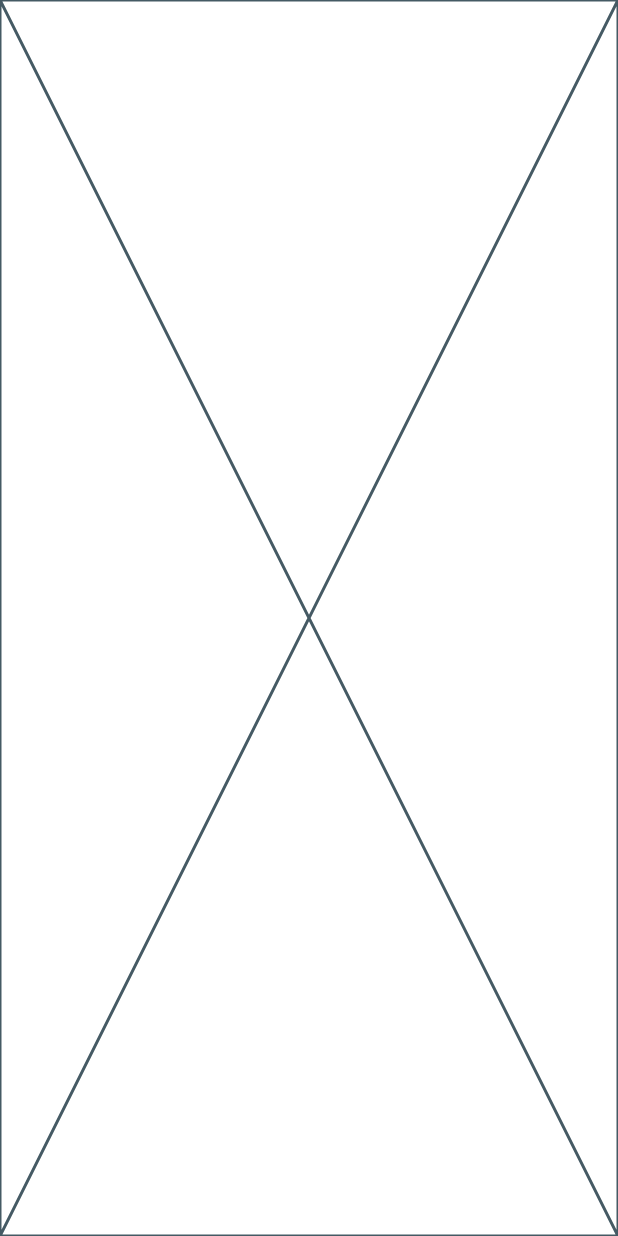
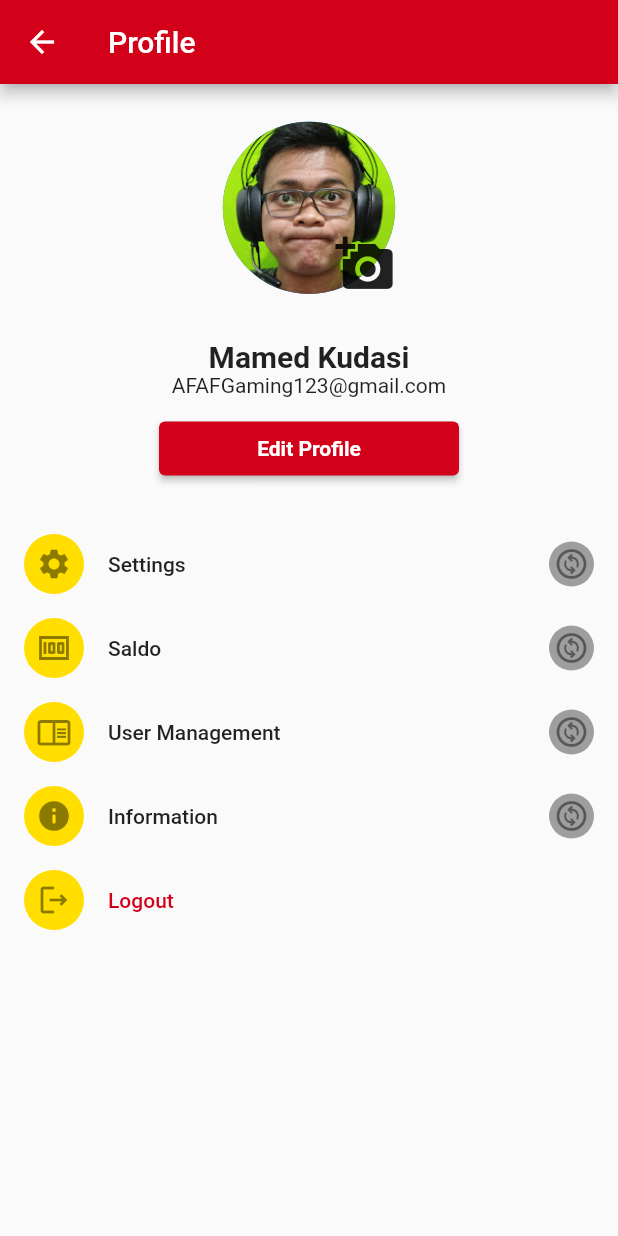
Before and after one commit to glenrioariesto/menu_master, a Flutter app: the Home screen opened by its route, in the side drawer, after a tap on "Profile", on a phone screen of 412 x 824 dp. Run offline on Flutter 3.47's test engine with Material 2 defaults, Android fonts, the phone set to English and light mode, and no system bars; our stand-ins replace firebase_auth, firebase_core; accounts and stored records are empty.

Commit message:
FE update profile
FE update 1.0

```diff
--- a/lib/main.dart
+++ b/lib/main.dart
@@ -1,7 +1,6 @@
 import 'package:firebase_core/firebase_core.dart';
-import 'package:menu_master/view/profile.dart';
+import 'package:menu_master/view/profile/profile.dart';
 import 'firebase_options.dart';
-
 import 'package:flutter/material.dart';
 import 'package:menu_master/view/home.dart';
 import 'package:menu_master/view/login.dart';
--- a/lib/shared/constants.dart
+++ b/lib/shared/constants.dart
@@ -4,6 +4,6 @@ class ColorPalette {
   static const primaryColor = Color.fromARGB(255, 210, 0, 25);
   static const secondaryColor = Color.fromARGB(255, 255, 222, 0);
   static const textColorMM = Color.fromARGB(255, 255, 250, 231);
-  // static const backgroundColor = Color.fromARGB(255, 239, 239, 239);
+  static const backgroundColor = Color.fromARGB(255, 239, 239, 239);
   static const otherColor = Color.fromARGB(255, 255, 30, 0);
 }
--- a/lib/view/profile.dart
+++ /dev/null
@@ -1,11 +0,0 @@
-import 'package:flutter/material.dart';
-
-class Profile extends StatelessWidget {
-  const Profile({super.key});
-  static const nameRoute = '/profile';
-
-  @override
-  Widget build(BuildContext context) {
-    return const Placeholder();
-  }
-}
--- /dev/null
+++ b/lib/view/profile/bodyprofile.dart
@@ -0,0 +1,17 @@
+import 'package:flutter/material.dart';
+import 'package:flutter/src/widgets/framework.dart';
+import 'package:flutter/src/widgets/placeholder.dart';
+import 'package:menu_master/shared/constants.dart';
+import 'package:menu_master/view/profile/displayprofile.dart';
+import 'package:menu_master/view/profile/picprofile.dart';
+import 'package:menu_master/view/profile/editprofile.dart';
+
+class body extends StatelessWidget {
+  const body({super.key});
+  @override
+  Widget build(BuildContext context) {
+    return Column(
+      children: [picprofile(), editprofile(), displayprofile()],
+    );
+  }
+}
--- /dev/null
+++ b/lib/view/profile/displayprofile.dart
@@ -0,0 +1,86 @@
+import 'package:flutter/material.dart';
+import 'package:flutter/src/widgets/framework.dart';
+import 'package:flutter/src/widgets/placeholder.dart';
+import 'package:menu_master/view/profile/picprofile.dart';
+import 'package:menu_master/view/profile/editprofile.dart';
+import 'package:menu_master/shared/constants.dart';
+
+class displayprofile extends StatelessWidget {
+  const displayprofile({super.key});
+  @override
+  Widget build(BuildContext context) {
+    return Column(children: [
+      //display
+      displayprof(
+        title: 'Settings',
+        icon: Icons.settings,
+        onPress: () {},
+      ),
+      displayprof(
+        title: 'Saldo',
+        icon: Icons.money,
+        onPress: () {},
+      ),
+      displayprof(
+        title: 'User Management',
+        icon: Icons.chrome_reader_mode_outlined,
+        onPress: () {},
+      ),
+      displayprof(
+        title: 'Information',
+        icon: Icons.info_rounded,
+        onPress: () {},
+      ),
+      displayprof(
+        title: 'Logout',
+        icon: Icons.logout_outlined,
+        textColor: ColorPalette.primaryColor,
+        onPress: () {},
+        endIcon: false,
+      )
+    ]);
+  }
+}
+
+class displayprof extends StatelessWidget {
+  const displayprof({
+    super.key,
+    required this.title,
+    required this.icon,
+    required this.onPress,
+    this.endIcon = true,
+    this.textColor,
+  });
+
+  final String title;
+  final IconData icon;
+  final VoidCallback onPress;
+  final bool endIcon;
+  final Color? textColor;
+
+  @override
+  Widget build(BuildContext context) {
+    return ListTile(
+      onTap: onPress,
+      leading: Container(
+        width: 40,
+        height: 40,
+        decoration: BoxDecoration(
+            borderRadius: BorderRadius.circular(100),
+            color: ColorPalette.secondaryColor),
+        child: Icon(icon),
+      ),
+      title: Text(title,
+          style:
+              Theme.of(context).textTheme.bodyText1?.apply(color: textColor)),
+      trailing: endIcon
+          ? Container(
+              width: 30,
+              height: 30,
+              decoration: BoxDecoration(
+                  borderRadius: BorderRadius.circular(100), color: Colors.grey),
+              child: const Icon(Icons.change_circle_outlined))
+          : null,
+    );
+  }
+}
--- /dev/null
+++ b/lib/view/profile/editprofile.dart
@@ -0,0 +1,46 @@
+import 'package:flutter/material.dart';
+import 'package:flutter/src/widgets/framework.dart';
+import 'package:flutter/src/widgets/placeholder.dart';
+import 'package:menu_master/shared/constants.dart';
+import 'package:menu_master/view/profile/editprofile_update.dart';
+
+class editprofile extends StatelessWidget {
+  const editprofile({super.key});
+  @override
+  Widget build(BuildContext context) {
+    return Column(
+      children: [
+        const SizedBox(
+          height: 30,
+        ),
+        Text(
+          "Mamed Kudasi",
+          style: TextStyle(fontWeight: FontWeight.bold, fontSize: 20),
+        ),
+        Text("AFAFGaming123@gmail.com"),
+        const SizedBox(
+          height: 10,
+        ),
+        SizedBox(
+            width: 200,
+            child: ElevatedButton(
+                style: ButtonStyle(
+                    backgroundColor:
+                        MaterialStatePropertyAll(ColorPalette.primaryColor)),
+                onPressed: () {
+                  Navigator.push(
+                      context,
+                      MaterialPageRoute(
+                          builder: (context) => editprofile_update()));
+                },
+                child: Text(
+                  "Edit Profile",
+                  style: TextStyle(fontWeight: FontWeight.bold),
+                ))),
+        const SizedBox(
+          height: 25,
+        )
+      ],
+    );
+  }
+}
--- /dev/null
+++ b/lib/view/profile/picprofile.dart
@@ -0,0 +1,37 @@
+import 'package:flutter/material.dart';
+import 'package:flutter/src/widgets/framework.dart';
+import 'package:flutter/src/widgets/placeholder.dart';
+
+class picprofile extends StatelessWidget {
+  const picprofile({super.key});
+
+  @override
+  Widget build(BuildContext context) {
+    return Container(
+      //color: Colors.amber,
+      //transformAlignment: Alignment.bottomCenter,
+      margin: EdgeInsetsDirectional.only(bottom: 0, end: 0, start: 0, top: 25),
+      height: 115,
+      width: 115,
+      child: Stack(
+        fit: StackFit.expand,
+        children: [
+          CircleAvatar(
+            backgroundImage: AssetImage("assets/images/profile_template.jpg"),
+          ),
+          Positioned(
+            right: 0,
+            bottom: 0,
+            child: SizedBox(
+                height: 40,
+                width: 40,
+                child: Icon(
+                  size: 40,
+                  Icons.add_a_photo,
+                )),
+          ),
+        ],
+      ),
+    );
+  }
+}
--- /dev/null
+++ b/lib/view/profile/profile.dart
@@ -0,0 +1,18 @@
+import 'package:flutter/material.dart';
+import 'package:menu_master/shared/constants.dart';
+import 'package:menu_master/view/profile/bodyprofile.dart';
+
+class Profile extends StatelessWidget {
+  const Profile({super.key});
+  static const nameRoute = '/profile';
+  @override
+  Widget build(BuildContext context) {
+    return Scaffold(
+      appBar: AppBar(
+        backgroundColor: ColorPalette.primaryColor,
+        title: Text("Profile"),
+      ),
+      body: body(),
+    );
+  }
+}
--- a/lib/widgets/widgets_drawerhome.dart
+++ b/lib/widgets/widgets_drawerhome.dart
@@ -1,6 +1,6 @@
 import 'package:flutter/material.dart';
 import 'package:menu_master/shared/constants.dart';
-import 'package:menu_master/view/profile.dart';
+import 'package:menu_master/view/profile/profile.dart';
 
 class DrawerHome extends StatelessWidget {
   const DrawerHome({super.key});
```
Also changed, not shown: lib/view/profile/editprofile_update.dart (added, +101 -0 lines), assets/images/icon_camera+.jpg (added), assets/images/profile_template.jpg (added).
